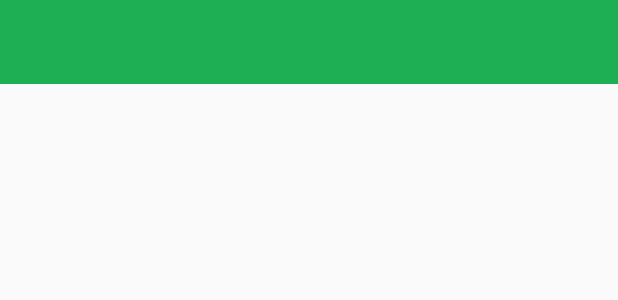
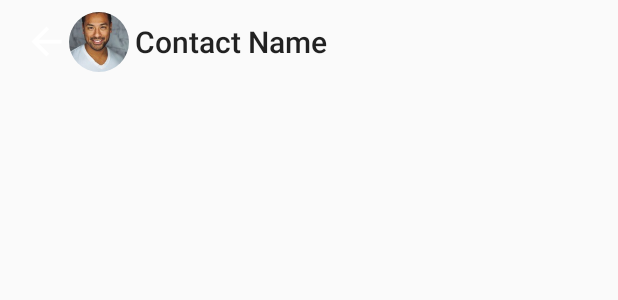
Before and after one commit to Diogo-Menezes/whatsapp-clone-demo, an Android app: the layout chat_toolbar.xml on its own in the app's theme, with its tools: preview values and no code run, on a phone screen of 412 x 824 dp. Shown: the top 300 px of the screen. Run offline under Robolectric (Android 15) with nearby library versions, the phone set to English and light mode, and no system bars.

Commit message:
Added custom toolbar chat layout

```diff
--- a/app/src/main/java/com/diogomenezes/whatsappclonedemo/models/Message.java
+++ b/app/src/main/java/com/diogomenezes/whatsappclonedemo/models/Message.java
@@ -9,6 +9,8 @@ public class Message {
     public static final int IMAGE_MESSAGE = 2;
     public static final int VIDEO_MESSAGE = 3;
 
+
+    private int id;
     private String message;
     private String time;
     private int from;
--- /dev/null
+++ b/app/src/main/res/drawable/ic_arrow_back.xml
@@ -0,0 +1,5 @@
+<vector android:height="24dp" android:tint="#FFFFFF"
+    android:viewportHeight="24.0" android:viewportWidth="24.0"
+    android:width="24dp" xmlns:android="http://schemas.android.com/apk/res/android">
+    <path android:fillColor="#FF000000" android:pathData="M20,11H7.83l5.59,-5.59L12,4l-8,8 8,8 1.41,-1.41L7.83,13H20v-2z"/>
+</vector>
--- a/app/src/main/res/layout/chat_toolbar.xml
+++ b/app/src/main/res/layout/chat_toolbar.xml
@@ -1,16 +1,41 @@
 <?xml version="1.0" encoding="utf-8"?>
 
-<androidx.appcompat.widget.Toolbar
-    xmlns:android="http://schemas.android.com/apk/res/android"
+<androidx.appcompat.widget.Toolbar xmlns:android="http://schemas.android.com/apk/res/android"
     android:layout_width="match_parent"
-    android:layout_height="?attr/actionBarSize"
-    android:theme="@style/AppTheme"
+    android:layout_height="?attr/actionBarSize">
 
-    android:background="@color/colorPrimary">
+    <LinearLayout
+        android:layout_width="match_parent"
+        android:layout_height="wrap_content"
+        android:gravity="center_vertical"
+        android:orientation="horizontal">
 
-    <TextView
-        android:id="@+id/toolbar_chat_title"
-        android:layout_width="wrap_content"
-        android:layout_height="wrap_content"
-        android:text="" />
+        <ImageView
+            android:id="@+id/toolbar_chat_backPress"
+            android:layout_width="30dp"
+            android:layout_height="30dp"
+            android:src="@drawable/ic_arrow_back"
+            android:clickable="true"
+            android:background="?attr/selectableItemBackgroundBorderless"
+            android:focusable="true" />
+
+        <de.hdodenhof.circleimageview.CircleImageView
+            android:id="@+id/toolbar_chat_contactImage"
+            android:layout_width="40dp"
+            android:layout_height="40dp"
+            android:src="@drawable/random_contact_picture" />
+
+        <TextView
+            style="@style/TextAppearance.AppCompat.Title"
+            android:id="@+id/toolbar_chat_name"
+            android:layout_width="wrap_content"
+            android:layout_height="wrap_content"
+            android:ellipsize="end"
+            android:maxLines="1"
+            android:text="Contact Name"
+            android:layout_marginStart="4dp"/>
+
+
+    </LinearLayout>
+
 </androidx.appcompat.widget.Toolbar>
```
Also changed, not shown: app/src/main/java/com/diogomenezes/whatsappclonedemo/ChatActivity.java (+21 -7 lines), app/src/main/java/com/diogomenezes/whatsappclonedemo/util/VoicePlayer.java (+24 -2 lines), app/src/main/res/layout/activity_new_chat.xml (+15 -12 lines).
